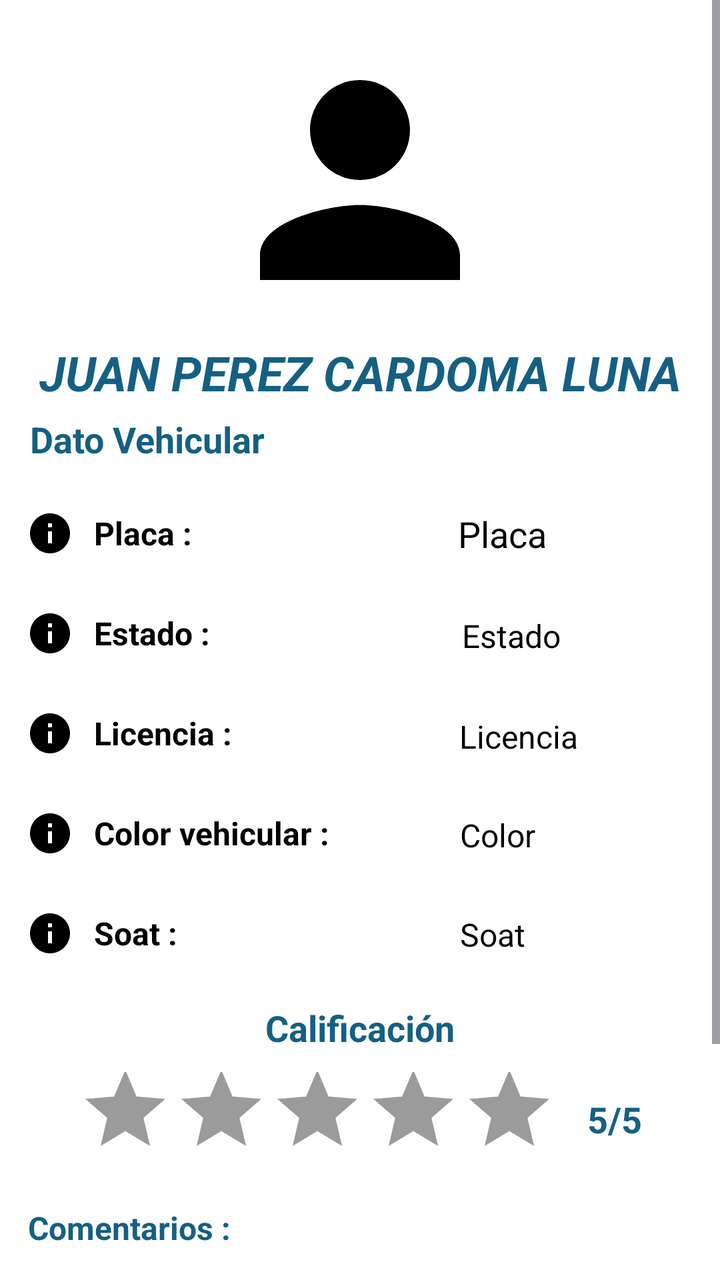
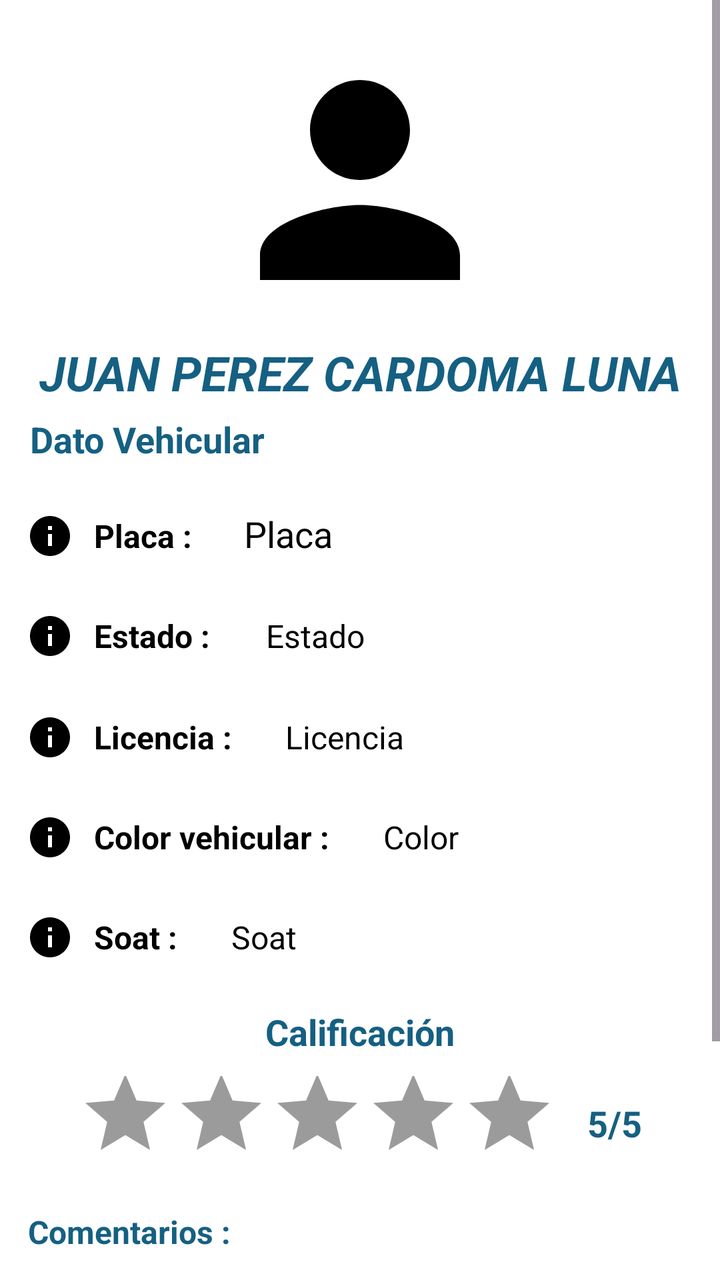

Two renders of the same Android screen: before a commit and after it. Below are the layout's source before the change and the commit's diff.
<!-- AndroidManifest.xml: application theme Theme.AppControlMoto -->
<!-- res/layout/fragment_incidencias.xml -->
<?xml version="1.0" encoding="utf-8"?>
<ScrollView
    xmlns:android="http://schemas.android.com/apk/res/android"
    xmlns:app="http://schemas.android.com/apk/res-auto"
    xmlns:tools="http://schemas.android.com/tools"
    android:layout_width="match_parent"
    android:background="@color/white"
    android:layout_height="match_parent"
    tools:context=".Incidencias">


    <LinearLayout
        android:layout_width="match_parent"
        android:layout_height="wrap_content"
        android:foregroundGravity="center"
        android:gravity="center_vertical"
        android:orientation="vertical"
        app:layout_constraintBottom_toTopOf="@+id/guideline13"
        app:layout_constraintEnd_toEndOf="parent"
        app:layout_constraintStart_toStartOf="parent"
        app:layout_constraintTop_toTopOf="parent">

        <ImageView
            android:id="@+id/fotoconduct"
            android:layout_width="150dp"
            android:layout_height="150dp"
            android:layout_marginTop="15dp"
            android:layout_gravity="center"
            app:layout_constraintEnd_toEndOf="parent"
            app:layout_constraintStart_toStartOf="parent"
            app:layout_constraintTop_toTopOf="parent"
            app:srcCompat="@drawable/baseline_nombre" />

        <TextView
            android:id="@+id/txtName"
            android:layout_width="match_parent"
            android:layout_height="wrap_content"
            android:layout_marginTop="5dp"
            android:layout_marginBottom="5dp"
            android:gravity="center"
            android:text="JUAN PEREZ CARDOMA LUNA"
            android:textColor="@color/title"
            android:textSize="24sp"
            android:textStyle="bold|italic" />

        <TextView
            android:id="@+id/textView"
            android:layout_width="wrap_content"
            android:layout_height="wrap_content"
            android:layout_marginBottom="10dp"
            android:layout_marginStart="15dp"
            android:text="Dato Vehicular "
            android:textColor="@color/title"
            android:textSize="18dp"
            android:textStyle="bold" />


        <LinearLayout
            android:id="@+id/linearLayout2"
            android:layout_width="match_parent"
            android:layout_height="wrap_content"
            android:layout_marginBottom="10dp"
            android:orientation="horizontal">

            <LinearLayout
                android:layout_width="216dp"
                android:layout_height="wrap_content"
                android:gravity="center_horizontal|left"
                android:orientation="vertical">

                
                <TextView
                    android:layout_width="wrap_content"
                    android:layout_height="wrap_content"
                    android:layout_margin="5dp"
                    android:drawableStart="@drawable/info_24"
                    android:drawablePadding="10dp"
                    android:gravity="center_vertical"
                    android:padding="8dp"
                    android:text="Placa :"
                    android:textColor="@color/black"
                    android:textSize="16sp"
                    android:textStyle="bold" />

                
                <TextView
                    android:layout_width="wrap_content"
                    android:layout_height="wrap_content"
                    android:layout_margin="5dp"
                    android:drawableStart="@drawable/info_24"
                    android:drawablePadding="10dp"
                    android:gravity="center_vertical"
                    android:padding="8dp"
                    android:text="Estado :"
                    android:textColor="@color/black"
                    android:textSize="16sp"
                    android:textStyle="bold" />

                
                <TextView
                    android:layout_width="wrap_content"
                    android:layout_height="wrap_content"
                    android:layout_margin="5dp"
                    android:drawableStart="@drawable/info_24"
                    android:drawablePadding="10dp"
                    android:gravity="center_vertical"
                    android:padding="8dp"
                    android:text="Licencia :"
                    android:textColor="@color/black"
                    android:textSize="16sp"
                    android:textStyle="bold" />

                
                <TextView
                    android:layout_width="wrap_content"
                    android:layout_height="wrap_content"
                    android:layout_margin="5dp"
                    android:drawableStart="@drawable/info_24"
                    android:drawablePadding="10dp"
                    android:gravity="center_vertical"
                    android:padding="8dp"
                    android:text="Color vehicular :"
                    android:textColor="@color/black"
                    android:textSize="16sp"
                    android:textStyle="bold" />

                
                <TextView
                    android:layout_width="wrap_content"
                    android:layout_height="wrap_content"
                    android:layout_margin="5dp"
                    android:drawableStart="@drawable/info_24"
                    android:drawablePadding="10dp"
                    android:gravity="center_vertical"
                    android:padding="8dp"
                    android:text="Soat :"
                    android:textColor="@color/black"
                    android:textSize="16sp"
                    android:textStyle="bold" />


            </LinearLayout>

            <LinearLayout
                android:layout_width="match_parent"
                android:layout_height="match_parent"
                android:gravity="center_horizontal|left"
                android:orientation="vertical">


                
                <TextView
                    android:id="@+id/repPlaca"
                    android:layout_width="wrap_content"
                    android:layout_height="wrap_content"
                    android:layout_margin="5dp"
                    android:drawablePadding="10dp"
                    android:gravity="center_vertical"
                    android:padding="8dp"
                    android:text="Placa"
                    android:textColor="@color/black"
                    android:textSize="18sp" />

                
                <TextView
                    android:id="@+id/repEsta"
                    android:layout_width="wrap_content"
                    android:layout_height="wrap_content"
                    android:layout_margin="5dp"
                    android:drawablePadding="10dp"
                    android:gravity="center_vertical"
                    android:padding="10dp"
                    android:text="Estado"
                    android:textColor="@color/black"
                    android:textSize="16sp" />

                
                <TextView
                    android:id="@+id/repLicen"
                    android:layout_width="wrap_content"
                    android:layout_height="wrap_content"
                    android:layout_margin="5dp"
                    android:drawablePadding="10dp"
                    android:gravity="center_vertical"
                    android:padding="8.5dp"
                    android:text="Licencia"
                    android:textColor="@color/black"
                    android:textSize="16sp" />

                
                <TextView
                    android:id="@+id/repColor"
                    android:layout_width="wrap_content"
                    android:layout_height="wrap_content"
                    android:layout_margin="5dp"
                    android:drawablePadding="10dp"
                    android:gravity="center_vertical"
                    android:padding="9dp"
                    android:text="Color"
                    android:textColor="@color/black"
                    android:textSize="16sp" />

                
                <TextView
                    android:id="@+id/repSoat"
                    android:layout_width="wrap_content"
                    android:layout_height="wrap_content"
                    android:layout_margin="5dp"
                    android:drawablePadding="10dp"
                    android:gravity="center_vertical"
                    android:padding="9dp"
                    android:text="Soat"
                    android:textColor="@color/black"
                    android:textSize="16sp" />

            </LinearLayout>


        </LinearLayout>

        <TextView
            android:id="@+id/textView3"
            android:layout_width="wrap_content"
            android:layout_height="wrap_content"
            android:textColor="@color/title"
            android:layout_gravity="center"
            android:layout_marginBottom="10dp"
            android:text="Calificación"
            android:textSize="18dp"
            android:textStyle="bold" />

        <LinearLayout
            android:layout_width="match_parent"
            android:layout_height="match_parent"
            android:layout_gravity="center_horizontal"
            android:gravity="center"
            android:orientation="horizontal">

            <RatingBar
                android:id="@+id/ratingBar"
                android:layout_width="wrap_content"
                android:layout_height="wrap_content"
                android:layout_gravity="center"
                android:layout_marginBottom="10dp"
                android:isIndicator="true"
                android:layout_marginEnd="15dp"
                android:numStars="5"
                android:progressBackgroundTint="@color/hint"
                android:progressTint="@color/yellow"
                android:rating="0" />

            <TextView
                android:id="@+id/tvPuntos"
                android:layout_width="wrap_content"
                android:layout_height="wrap_content"
                android:layout_gravity="center"
                android:layout_marginBottom="10dp"
                android:text="5/5"
                android:textColor="@color/title"
                android:textSize="18dp"
                android:textStyle="bold" />
        </LinearLayout>

        <TextView
            android:layout_width="wrap_content"
            android:layout_height="wrap_content"
            android:textColor="@color/title"
            android:layout_gravity="start"
            android:layout_marginStart="14dp"
            android:text="Comentarios :"
            android:textSize="16dp"
            android:textStyle="bold" />

        <androidx.recyclerview.widget.RecyclerView
            android:id="@+id/rvComents"
            android:layout_width="match_parent"
            android:layout_height="150dp"
            android:layout_marginStart="15dp"
            android:layout_marginBottom="10dp"
            android:layout_marginEnd="15dp"
            tools:listitem="@layout/item_comentario" />

    </LinearLayout>


</ScrollView>
<!-- res/layout/item_comentario.xml (included above) -->
<?xml version="1.0" encoding="utf-8"?>
<androidx.constraintlayout.widget.ConstraintLayout xmlns:android="http://schemas.android.com/apk/res/android"
    xmlns:app="http://schemas.android.com/apk/res-auto"
    xmlns:tools="http://schemas.android.com/tools"
    android:layout_width="match_parent"
    android:background="@color/white"
    android:layout_height="wrap_content">

    <LinearLayout
        android:layout_width="match_parent"
        android:layout_height="match_parent"
        android:orientation="vertical"
        app:layout_constraintBottom_toBottomOf="parent"
        app:layout_constraintEnd_toEndOf="parent"
        app:layout_constraintStart_toStartOf="parent"
        app:layout_constraintTop_toTopOf="parent">

        <LinearLayout
            android:layout_width="match_parent"
            android:layout_height="match_parent"
            android:orientation="horizontal">

            <TextView
                android:id="@+id/tvUsuario"
                android:layout_width="wrap_content"
                android:layout_height="wrap_content"
                android:text="Lucas"
                android:textSize="15dp"
                android:layout_marginEnd="80dp"
                android:textColor="@color/black"
                android:textStyle="bold" />

            <TextView
                android:id="@+id/tvFecha"
                android:layout_width="wrap_content"
                android:layout_height="wrap_content"
                android:foregroundGravity="right"
                android:text="10/10/2024"
                android:textSize="10dp"
                android:textColor="@color/hint"
                android:textStyle="bold" />
        </LinearLayout>

        <TextView
            android:id="@+id/tvComentario"
            android:layout_width="wrap_content"
            android:layout_height="wrap_content"
            android:textSize="15dp"
            android:textColor="@color/black"
            android:text="Es un buen conductor, cobra lo justo"
            android:textStyle="italic" />
        <View
            android:layout_width="match_parent"
            android:layout_height="1dp"
            android:background="@color/hint" /> 
    </LinearLayout>

</androidx.constraintlayout.widget.ConstraintLayout>
<!-- resources referenced by this layout -->
<resources>
  <color name="black">#FF000000</color>
  <color name="hint">#9b9b9b</color>
  <color name="title">#156082</color>
  <color name="white">#FFFFFFFF</color>
  <color name="yellow">#FFD700</color>
  <!-- drawable baseline_nombre (drawable) -->
  <vector xmlns:android="http://schemas.android.com/apk/res/android" android:height="30dp" android:tint="#000000" android:viewportHeight="24" android:viewportWidth="24" android:width="30dp">
        
      <path android:fillColor="@android:color/white" android:pathData="M12,12c2.21,0 4,-1.79 4,-4s-1.79,-4 -4,-4 -4,1.79 -4,4 1.79,4 4,4zM12,14c-2.67,0 -8,1.34 -8,4v2h16v-2c0,-2.66 -5.33,-4 -8,-4z"/>
      
  </vector>
  <!-- drawable info_24 (drawable) -->
  <vector xmlns:android="http://schemas.android.com/apk/res/android" android:height="24dp" android:tint="#000000" android:viewportHeight="24" android:viewportWidth="24" android:width="24dp">
        
      <path android:fillColor="@android:color/white" android:pathData="M12,2C6.48,2 2,6.48 2,12s4.48,10 10,10 10,-4.48 10,-10S17.52,2 12,2zM13,17h-2v-6h2v6zM13,9h-2L11,7h2v2z"/>
      
  </vector>
  <style name="Theme.AppControlMoto" parent="Base.Theme.AppControlMoto" />
  <style name="Base.Theme.AppControlMoto" parent="Theme.Material3.DayNight.NoActionBar">
          
          
          <item name="colorPrimary">@color/colorPrimary</item>
          <item name="colorSecondary">@color/colorAccent</item>
          <item name="colorSurface">@color/colorSurface</item>
          <item name="colorOnBackground">@color/colorBackground</item>
  
      </style>
  <color name="colorPrimary">#019766</color>
  <color name="colorAccent">#4F4F4F</color>
  <color name="colorSurface">#E0E0E0</color>
  <color name="colorBackground">#0B6A16</color>
</resources>

<!-- the commit's change to res/layout/fragment_incidencias.xml (unified diff, before → after) -->
@@ -60,83 +60,133 @@
             android:layout_width="match_parent"
             android:layout_height="wrap_content"
             android:layout_marginBottom="10dp"
-            android:orientation="horizontal">
-
-            <LinearLayout
-                android:layout_width="216dp"
+            android:orientation="vertical">
+
+            <LinearLayout
+                android:layout_width="match_parent"
+                android:layout_height="match_parent"
+                android:orientation="horizontal">
+
+                <TextView
+                    android:layout_width="wrap_content"
+                    android:layout_height="wrap_content"
+                    android:layout_margin="5dp"
+                    android:drawableStart="@drawable/info_24"
+                    android:drawablePadding="10dp"
+                    android:gravity="center_vertical"
+                    android:padding="8dp"
+                    android:text="Placa :"
+                    android:textColor="@color/black"
+                    android:textSize="16sp"
+                    android:textStyle="bold" />
+
+                <TextView
+                    android:id="@+id/repPlaca"
+                    android:layout_width="wrap_content"
+                    android:layout_height="wrap_content"
+                    android:layout_margin="5dp"
+                    android:drawablePadding="10dp"
+                    android:gravity="center_vertical"
+                    android:padding="8dp"
+                    android:text="Placa"
+                    android:textColor="@color/black"
+                    android:textSize="18sp" />
+            </LinearLayout>
+
+            <LinearLayout
+                android:layout_width="match_parent"
+                android:layout_height="match_parent"
+                android:orientation="horizontal">
+
+                <TextView
+                    android:layout_width="wrap_content"
+                    android:layout_height="wrap_content"
+                    android:layout_margin="5dp"
+                    android:drawableStart="@drawable/info_24"
+                    android:drawablePadding="10dp"
+                    android:gravity="center_vertical"
+                    android:padding="8dp"
+                    android:text="Estado :"
+                    android:textColor="@color/black"
+                    android:textSize="16sp"
+                    android:textStyle="bold" />
+
+                <TextView
+                    android:id="@+id/repEsta"
+                    android:layout_width="wrap_content"
+                    android:layout_height="wrap_content"
+                    android:layout_margin="5dp"
+                    android:drawablePadding="10dp"
+                    android:gravity="center_vertical"
+                    android:padding="10dp"
+                    android:text="Estado"
+                    android:textColor="@color/black"
+                    android:textSize="16sp" />
+            </LinearLayout>
+
+            <LinearLayout
+                android:layout_width="match_parent"
+                android:layout_height="match_parent"
+                android:orientation="horizontal">
+
+                <TextView
+                    android:layout_width="wrap_content"
+                    android:layout_height="wrap_content"
+                    android:layout_margin="5dp"
+                    android:drawableStart="@drawable/info_24"
+                    android:drawablePadding="10dp"
+                    android:gravity="center_vertical"
+                    android:padding="8dp"
+                    android:text="Licencia :"
+                    android:textColor="@color/black"
+                    android:textSize="16sp"
+                    android:textStyle="bold" />
+
+                <TextView
+                    android:id="@+id/repLicen"
+                    android:layout_width="wrap_content"
+                    android:layout_height="wrap_content"
+                    android:layout_margin="5dp"
+                    android:drawablePadding="10dp"
+                    android:gravity="center_vertical"
+                    android:padding="8.5dp"
+                    android:text="Licencia"
+                    android:textColor="@color/black"
+                    android:textSize="16sp" />
+
+            </LinearLayout>
+
+            <LinearLayout
+                android:layout_width="wrap_content"
                 android:layout_height="wrap_content"
                 android:gravity="center_horizontal|left"
-                android:orientation="vertical">
+                android:orientation="horizontal">
+
+                <TextView
+                    android:layout_width="wrap_content"
+                    android:layout_height="wrap_content"
+                    android:layout_margin="5dp"
+                    android:drawableStart="@drawable/info_24"
+                    android:drawablePadding="10dp"
+                    android:gravity="center_vertical"
+                    android:padding="8dp"
+                    android:text="Color vehicular :"
+                    android:textColor="@color/black"
+                    android:textSize="16sp"
+                    android:textStyle="bold" />
+
+                <TextView
+                    android:id="@+id/repColor"
+                    android:layout_width="wrap_content"
+                    android:layout_height="wrap_content"
+                    android:layout_margin="5dp"
+                    android:drawablePadding="10dp"
+                    android:padding="9dp"
+                    android:text="Color"
+                    android:textColor="@color/black"
+                    android:textSize="16sp" />
 
                 
-                <TextView
-                    android:layout_width="wrap_content"
-                    android:layout_height="wrap_content"
-                    android:layout_margin="5dp"
-                    android:drawableStart="@drawable/info_24"
-                    android:drawablePadding="10dp"
-                    android:gravity="center_vertical"
-                    android:padding="8dp"
-                    android:text="Placa :"
-                    android:textColor="@color/black"
-                    android:textSize="16sp"
-                    android:textStyle="bold" />
-
-                
-                <TextView
-                    android:layout_width="wrap_content"
-                    android:layout_height="wrap_content"
-                    android:layout_margin="5dp"
-                    android:drawableStart="@drawable/info_24"
-                    android:drawablePadding="10dp"
-                    android:gravity="center_vertical"
-                    android:padding="8dp"
-                    android:text="Estado :"
-                    android:textColor="@color/black"
-                    android:textSize="16sp"
-                    android:textStyle="bold" />
-
-                
-                <TextView
-                    android:layout_width="wrap_content"
-                    android:layout_height="wrap_content"
-                    android:layout_margin="5dp"
-                    android:drawableStart="@drawable/info_24"
-                    android:drawablePadding="10dp"
-                    android:gravity="center_vertical"
-                    android:padding="8dp"
-                    android:text="Licencia :"
-                    android:textColor="@color/black"
-                    android:textSize="16sp"
-                    android:textStyle="bold" />
-
-                
-                <TextView
-                    android:layout_width="wrap_content"
-                    android:layout_height="wrap_content"
-                    android:layout_margin="5dp"
-                    android:drawableStart="@drawable/info_24"
-                    android:drawablePadding="10dp"
-                    android:gravity="center_vertical"
-                    android:padding="8dp"
-                    android:text="Color vehicular :"
-                    android:textColor="@color/black"
-                    android:textSize="16sp"
-                    android:textStyle="bold" />
-
-                
-                <TextView
-                    android:layout_width="wrap_content"
-                    android:layout_height="wrap_content"
-                    android:layout_margin="5dp"
-                    android:drawableStart="@drawable/info_24"
-                    android:drawablePadding="10dp"
-                    android:gravity="center_vertical"
-                    android:padding="8dp"
-                    android:text="Soat :"
-                    android:textColor="@color/black"
-                    android:textSize="16sp"
-                    android:textStyle="bold" />
 
 
             </LinearLayout>
@@ -145,62 +195,21 @@
                 android:layout_width="match_parent"
                 android:layout_height="match_parent"
                 android:gravity="center_horizontal|left"
-                android:orientation="vertical">
-
-
-                
-                <TextView
-                    android:id="@+id/repPlaca"
-                    android:layout_width="wrap_content"
-                    android:layout_height="wrap_content"
-                    android:layout_margin="5dp"
-                    android:drawablePadding="10dp"
-                    android:gravity="center_vertical"
-                    android:padding="8dp"
-                    android:text="Placa"
-                    android:textColor="@color/black"
-                    android:textSize="18sp" />
-
-                
-                <TextView
-                    android:id="@+id/repEsta"
-                    android:layout_width="wrap_content"
-                    android:layout_height="wrap_content"
-                    android:layout_margin="5dp"
-                    android:drawablePadding="10dp"
-                    android:gravity="center_vertical"
-                    android:padding="10dp"
-                    android:text="Estado"
-                    android:textColor="@color/black"
-                    android:textSize="16sp" />
-
-                
-                <TextView
-                    android:id="@+id/repLicen"
-                    android:layout_width="wrap_content"
-                    android:layout_height="wrap_content"
-                    android:layout_margin="5dp"
-                    android:drawablePadding="10dp"
-                    android:gravity="center_vertical"
-                    android:padding="8.5dp"
-                    android:text="Licencia"
-                    android:textColor="@color/black"
-                    android:textSize="16sp" />
-
-                
-                <TextView
-                    android:id="@+id/repColor"
-                    android:layout_width="wrap_content"
-                    android:layout_height="wrap_content"
-                    android:layout_margin="5dp"
-                    android:drawablePadding="10dp"
-                    android:gravity="center_vertical"
-                    android:padding="9dp"
-                    android:text="Color"
-                    android:textColor="@color/black"
-                    android:textSize="16sp" />
-
-                
+                android:orientation="horizontal">
+
+                <TextView
+                    android:layout_width="wrap_content"
+                    android:layout_height="wrap_content"
+                    android:layout_margin="5dp"
+                    android:drawableStart="@drawable/info_24"
+                    android:drawablePadding="10dp"
+                    android:gravity="center_vertical"
+                    android:padding="8dp"
+                    android:text="Soat :"
+                    android:textColor="@color/black"
+                    android:textSize="16sp"
+                    android:textStyle="bold" />
+
                 <TextView
                     android:id="@+id/repSoat"
                     android:layout_width="wrap_content"
